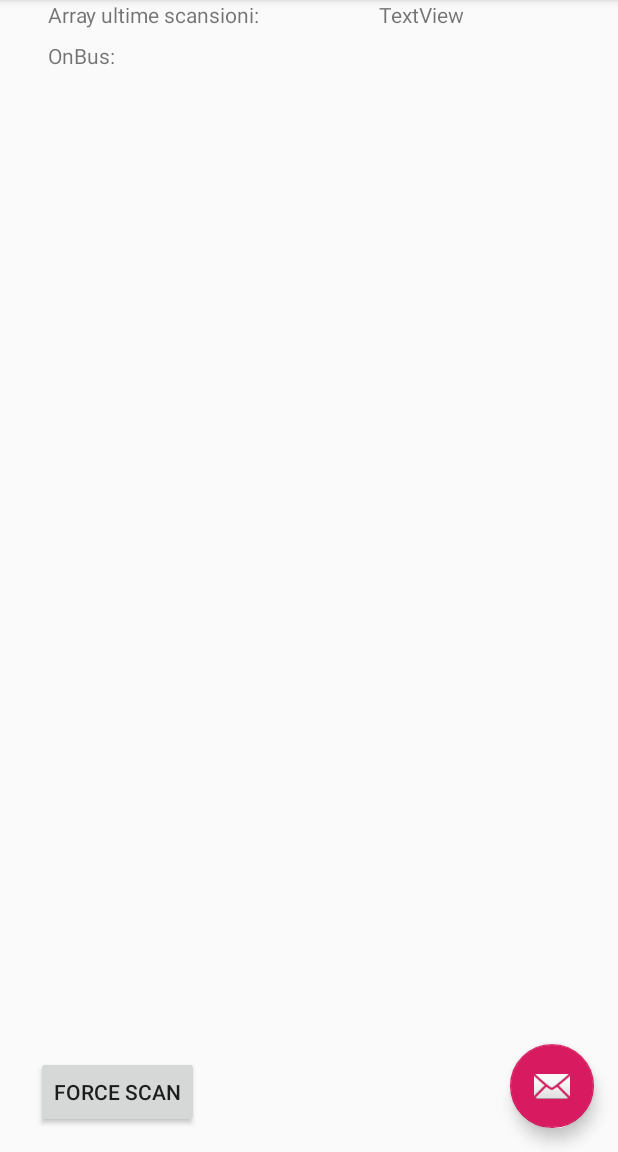
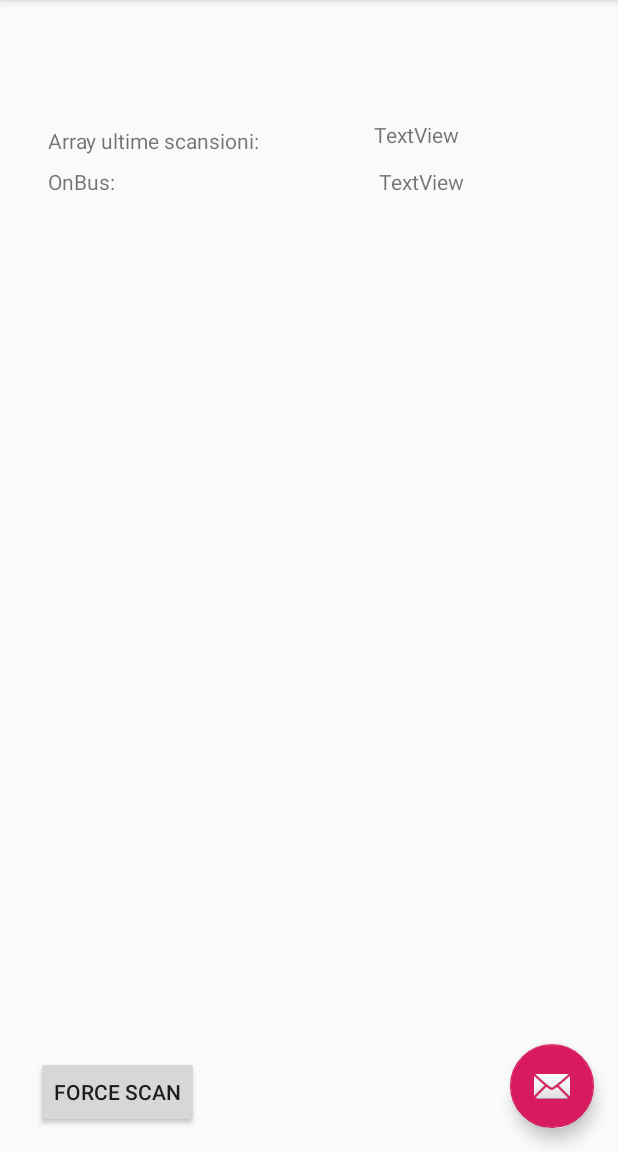
Before and after one commit to ciccio1992/BUSApp2.0, an Android app: the screen it shows after launch (MainActivity), on a phone screen of 412 x 824 dp, the part 84-1236 px from its top. Run offline under Robolectric (Android 15) with nearby library versions, the phone set to English and light mode, and no system bars.

Commit message:
Casini vari

```diff
--- a/app/src/main/java/com/example/busapp20/BackgroundService.java
+++ b/app/src/main/java/com/example/busapp20/BackgroundService.java
@@ -45,15 +45,17 @@ public class BackgroundService extends Service {
         Notification notification = new NotificationCompat.Builder(this, CHANNEL_ID)
                 .setContentTitle("BusApp Background Service")
                 .setContentText(input)
-                .setSmallIcon(R.mipmap.ic_stat_airport_shuttle)
+      //          .setSmallIcon(R.mipmap.ic_stat_airport_shuttle)
                 .setContentIntent(pendingIntent)
                 .build();
 
         startForeground(1, notification);
 
+
         // Visualizzo un Toast su schermo per avvisare l'utente dell'avvenuta
         // inizializzazione del servizio.
-        Toast.makeText(this, "Service Started\nBackgroundService onStart", Toast.LENGTH_LONG).show();
+        Toast.makeText(this, "Service Started\n" +
+                "BackgroundService onStart", Toast.LENGTH_LONG).show();
 
         return START_STICKY;
     }
--- a/app/src/main/java/com/example/busapp20/MainActivity.java
+++ b/app/src/main/java/com/example/busapp20/MainActivity.java
@@ -34,8 +34,7 @@ public class MainActivity extends AppCompatActivity
 
     Button btEnableWifi, btDisableWifi, btGetData, btScan, settingsButton;
     static WifiManager wifiManager;
-    static TextView lastResultsRes, onbusres;
-    // ListView listView;
+
     BroadcastReceiver myReceiver = null;
     public int validatorCounter = 0;
 
@@ -70,8 +69,7 @@ public class MainActivity extends AppCompatActivity
         btGetData = findViewById(R.id.btGetStatus);
         wifiReceiver.tvStatus = findViewById(R.id.tvStatus); */
         btScan = findViewById(R.id.btScan);
-        lastResultsRes = findViewById(R.id.lastResultsRes);
-        onbusres = findViewById(R.id.onBusResult);
+
 
         startService(new Intent(this, BackgroundService.class));
 
@@ -81,6 +79,8 @@ public class MainActivity extends AppCompatActivity
 
         // Buttons to Enable\Disable WIFI
 
+
+        /*
         btEnableWifi.setOnClickListener(new View.OnClickListener() {
             @Override
             public void onClick(View v) {
@@ -97,7 +97,7 @@ public class MainActivity extends AppCompatActivity
                 Toast.makeText(MainActivity.this, "WiFi Disabled", Toast.LENGTH_SHORT).show();
             }
         });
-
+*/
 
         btScan.setOnClickListener(new View.OnClickListener() {
             @Override
@@ -106,11 +106,10 @@ public class MainActivity extends AppCompatActivity
             }
         });
 
+
         // This section of code handles the WiFi network search and returns a ListArray with all Networks.
 
        //  listView = findViewById(R.id.wifiList);
-        wifiManager = (WifiManager) getApplicationContext().getSystemService(Context.WIFI_SERVICE);
-
 
     }
 
--- a/app/src/main/res/layout/content_main.xml
+++ b/app/src/main/res/layout/content_main.xml
@@ -13,25 +13,23 @@
         android:layout_width="wrap_content"
         android:layout_height="wrap_content"
         android:layout_marginStart="32dp"
+        android:layout_marginTop="84dp"
         android:text="Array ultime scansioni:"
         app:layout_constraintStart_toStartOf="parent"
-        tools:layout_editor_absoluteY="91dp" />
+        app:layout_constraintTop_toTopOf="parent" />
 
     <TextView
         android:id="@+id/lastResultsRes"
         android:layout_width="117dp"
         android:layout_height="23dp"
         android:layout_marginStart="76dp"
-        android:layout_marginTop="8dp"
         android:layout_marginEnd="8dp"
         android:layout_marginBottom="8dp"
         android:text="TextView"
         app:layout_constraintBottom_toTopOf="@+id/onBusResult"
         app:layout_constraintEnd_toEndOf="parent"
         app:layout_constraintHorizontal_bias="0.0"
-        app:layout_constraintStart_toEndOf="@+id/lastResults"
-        app:layout_constraintTop_toTopOf="parent"
-        app:layout_constraintVertical_bias="1.0" />
+        app:layout_constraintStart_toEndOf="@+id/lastResults" />
 
     <TextView
         android:id="@+id/onbus"
@@ -46,14 +44,15 @@
     <TextView
         android:id="@+id/onBusResult"
         android:layout_width="wrap_content"
-        android:layout_height="wrap_content"
+        android:layout_height="21dp"
         android:layout_marginStart="176dp"
+        android:layout_marginTop="8dp"
         android:layout_marginEnd="8dp"
         android:text="TextView"
         app:layout_constraintEnd_toEndOf="parent"
         app:layout_constraintHorizontal_bias="0.0"
         app:layout_constraintStart_toEndOf="@+id/onbus"
-        tools:layout_editor_absoluteY="118dp" />
+        app:layout_constraintTop_toBottomOf="@+id/lastResults" />
 
     <Button
         android:id="@+id/btScan"
@@ -65,4 +64,5 @@
         app:layout_constraintBottom_toBottomOf="parent"
         app:layout_constraintStart_toStartOf="parent" />
 
+
 </android.support.constraint.ConstraintLayout>
```
Also changed, not shown: app/src/main/java/com/example/busapp20/wifiReceiver.java (+10 -7 lines).
